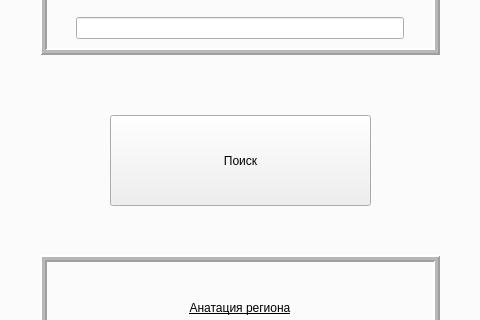
The window that gui/windows/MAIN/mainwindow.ui (furanocoumarins/GCAT) describes before a commit, drawn with Qt 5; both pictures show x 336 to 816 and y 126 to 446 of the 1160 by 623 pixel window.
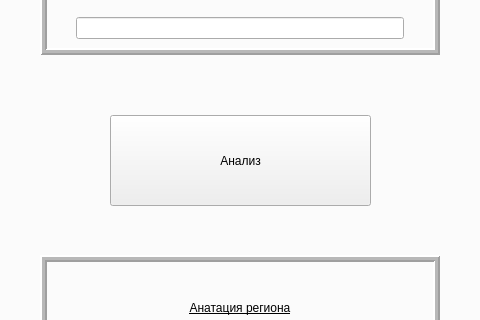
The same window after the commit.

Commit message: added colecting all data

What changed in the file:
```diff
--- a/gui/windows/MAIN/mainwindow.ui
+++ b/gui/windows/MAIN/mainwindow.ui
@@ -88,7 +88,7 @@
        </rect>
       </property>
       <property name="text">
-       <string>Поиск</string>
+       <string>Анализ</string>
       </property>
      </widget>
      <widget class="QFrame" name="placeOPTIONS">
```
Left out of the diff: 6 changed lines with no effect on the pictures. The commit also changes 2 other files.
